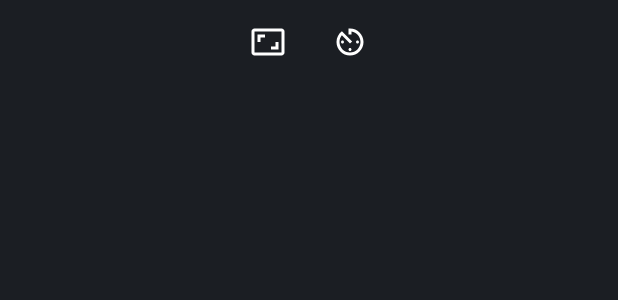
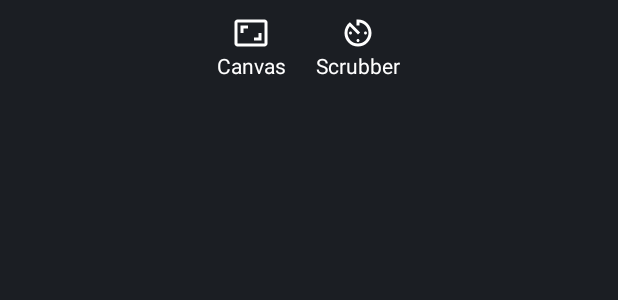
Before and after one commit to echoeyecodes/ClipClip, an Android app: the layout video_selection_options.xml on its own in the app's theme, with its tools: preview values and no code run, on a phone screen of 412 x 824 dp. Shown: the top 300 px of the screen. Run offline under Robolectric (Android 15) with nearby library versions, the phone set to English and light mode, and no system bars.

Commit message:
added labels to video option buttons

```diff
--- a/app/src/main/res/layout/video_selection_options.xml
+++ b/app/src/main/res/layout/video_selection_options.xml
@@ -2,32 +2,65 @@
 <LinearLayout xmlns:android="http://schemas.android.com/apk/res/android"
     xmlns:app="http://schemas.android.com/apk/res-auto"
     xmlns:tools="http://schemas.android.com/tools"
+    android:layout_width="match_parent"
+    android:layout_height="wrap_content"
+    android:layout_alignParentBottom="true"
+    android:background="@color/neo_black"
+    android:gravity="center"
     android:orientation="horizontal"
-    android:layout_width="match_parent"
-    android:gravity="center"
-    android:background="@color/neo_black"
-    android:layout_alignParentBottom="true"
-    tools:showIn="@layout/activity_select_video"
-    android:layout_height="?attr/actionBarSize">
+    tools:showIn="@layout/activity_video_selection">
 
-    <ImageButton
+    <LinearLayout
         android:id="@+id/canvas_btn"
         android:layout_width="wrap_content"
         android:layout_height="wrap_content"
-        android:src="@drawable/ic_baseline_aspect_ratio_24"
-        android:padding="10dp"
-        android:layout_marginHorizontal="5dp"
         android:background="?attr/selectableItemBackgroundBorderless"
-        app:tint="@color/white" />
+        android:gravity="center"
+        android:orientation="vertical"
+        android:padding="10dp">
 
-    <ImageButton
+        <ImageButton
+            android:layout_width="wrap_content"
+            android:layout_height="wrap_content"
+            android:layout_marginHorizontal="5dp"
+            android:background="@null"
+            android:clickable="false"
+            android:focusable="false"
+            android:src="@drawable/ic_baseline_aspect_ratio_24"
+            app:tint="@color/white" />
+
+        <TextView
+            android:layout_width="wrap_content"
+            android:layout_height="wrap_content"
+            android:text="Canvas"
+            android:textColor="@color/white" />
+    </LinearLayout>
+
+    <LinearLayout
         android:id="@+id/time_btn"
         android:layout_width="wrap_content"
         android:layout_height="wrap_content"
-        android:src="@drawable/ic_baseline_av_timer_24"
-        android:padding="10dp"
-        android:layout_marginHorizontal="5dp"
         android:background="?attr/selectableItemBackgroundBorderless"
-        app:tint="@color/white" />
+        android:gravity="center"
+        android:orientation="vertical"
+        android:padding="10dp">
+
+        <ImageButton
+            android:layout_width="wrap_content"
+            android:layout_height="wrap_content"
+            android:layout_marginHorizontal="5dp"
+            android:background="@null"
+            android:clickable="false"
+            android:focusable="false"
+            android:src="@drawable/ic_baseline_av_timer_24"
+            app:tint="@color/white" />
+
+        <TextView
+            android:layout_width="wrap_content"
+            android:layout_height="wrap_content"
+            android:gravity="center"
+            android:text="Scrubber"
+            android:textColor="@color/white" />
+    </LinearLayout>
 
 </LinearLayout>
```
